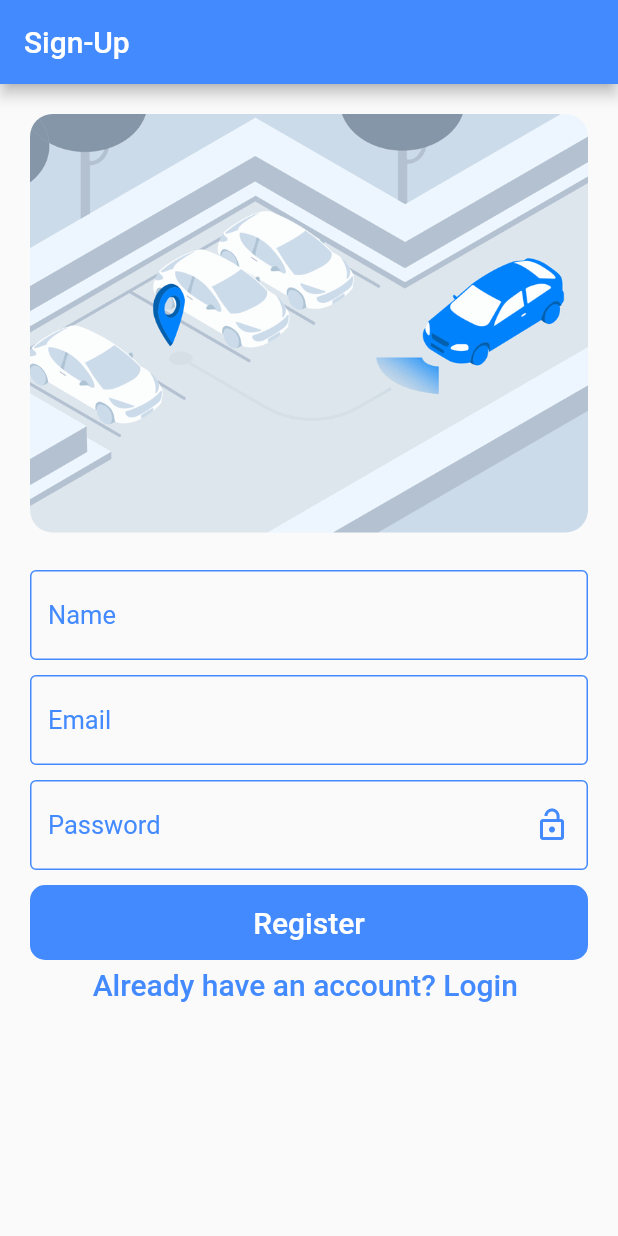
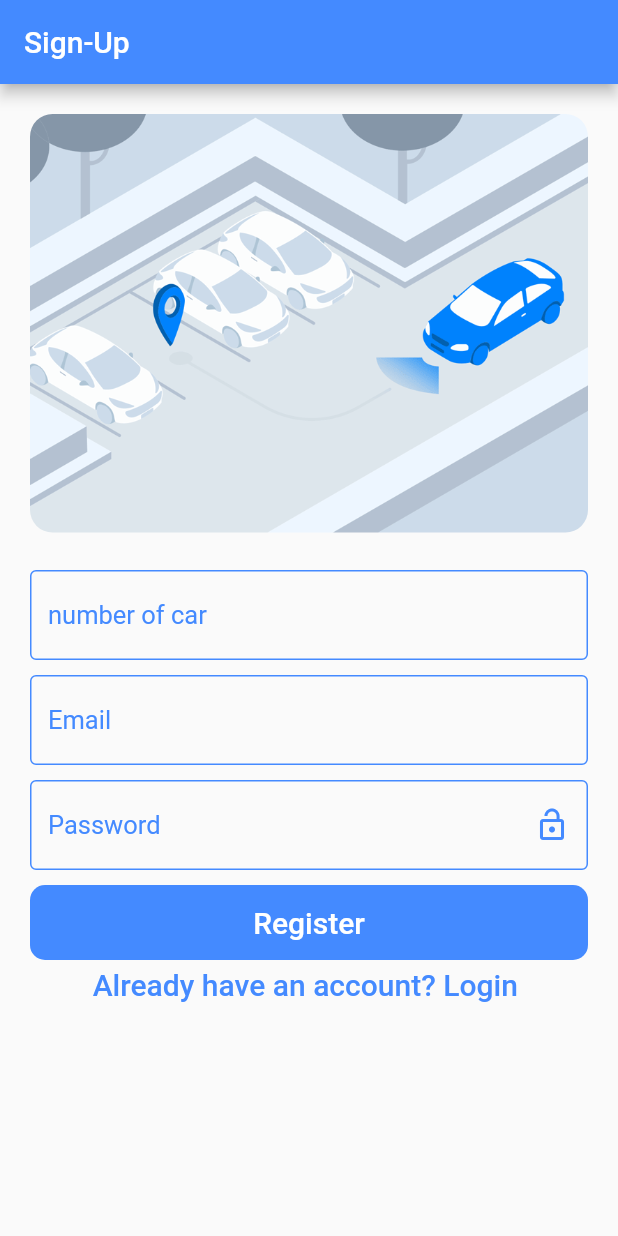
Before and after one commit to mohamedkhaled3/smart-park, a Flutter app: the RegisterScreen screen opened directly, on a phone screen of 412 x 824 dp. Run offline on Flutter 3.47's test engine with Material 2 defaults, Android fonts, the phone set to English and light mode, and no system bars; drawn by our look-alikes of modal_progress_hud_nsn; our stand-ins replace cloud_firestore, firebase_auth, firebase_core, toast; accounts and stored records are empty.

Commit message:
number of car

```diff
--- a/lib/view/register.dart
+++ b/lib/view/register.dart
@@ -47,7 +47,7 @@ class RegisterScreen extends StatelessWidget {
                   ),
 
                   CustomTextField(
-                      hint: 'Name',
+                      hint: 'number of car',
                       validator: (date) {
                         if (date!.isEmpty) {
                           return 'Can\'t be null';
```
